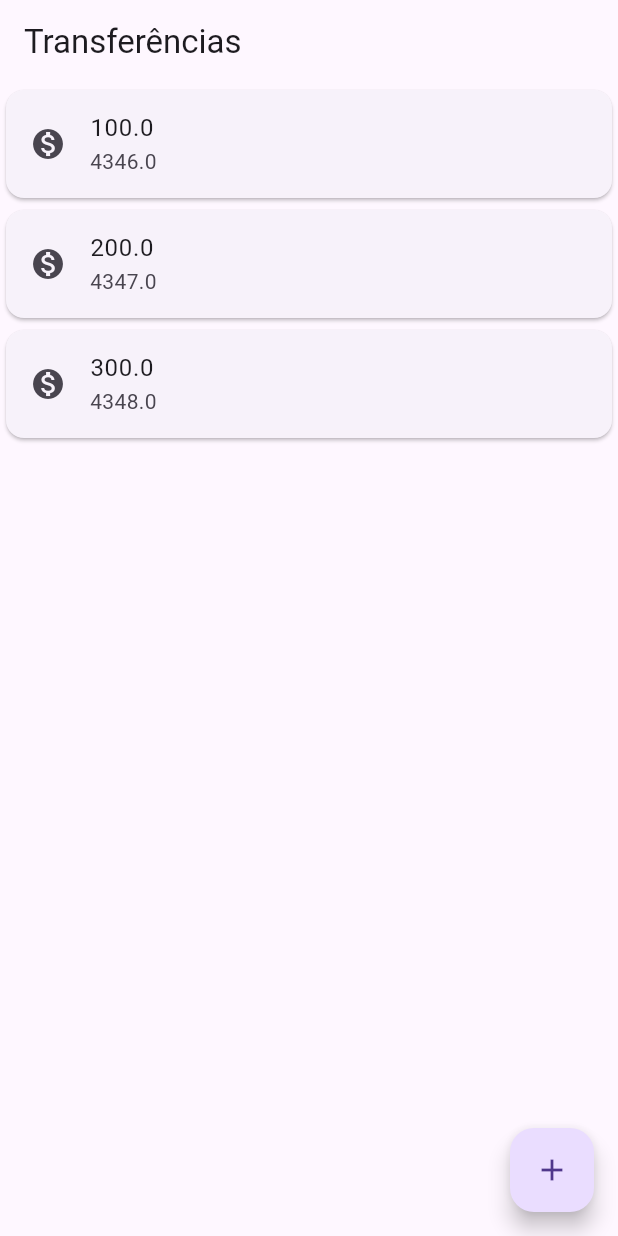
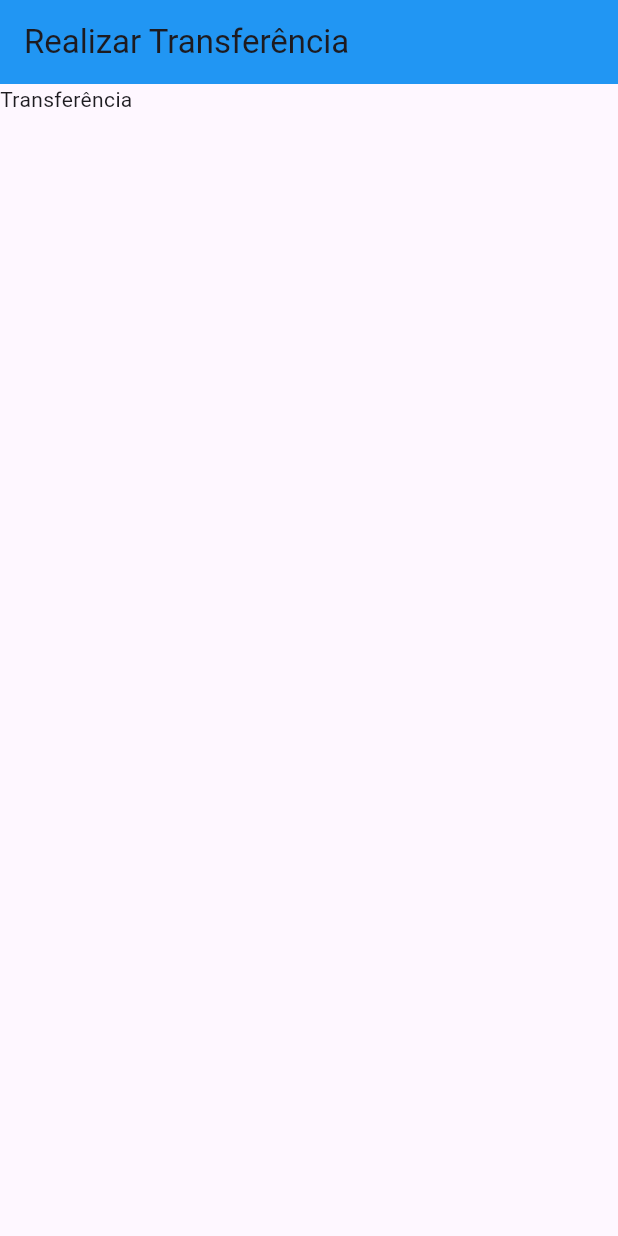
Before and after one commit to tiag0cabral/byteBank, a Flutter app: the screen it shows after launch, on a phone screen of 412 x 824 dp. Run offline on Flutter 3.47's test engine with Material 3 defaults, Android fonts, the phone set to English and light mode, and no system bars.

Commit message:
Criando o formulário de transferências

```diff
--- a/app/lib/main.dart
+++ b/app/lib/main.dart
@@ -1,27 +1,51 @@
 import 'package:flutter/material.dart';
 
-void main() => runApp(MaterialApp(
+void main() => runApp(ByteBankApp());
+
+class ByteBankApp extends StatelessWidget {
+  @override
+  Widget build(BuildContext context) {
+    return MaterialApp(
       home: Scaffold(
-        body: ListaTransferencia(),
+        body: FormularioTransferencia(),
+      ),
+    );
+  }
+}
+
+class FormularioTransferencia extends StatelessWidget {
+  const FormularioTransferencia({super.key});
+
+  @override
+  Widget build(BuildContext context) {
+    return Scaffold(
       appBar: AppBar(
-          title: const Text('Transferências'),
+        title: Text('Realizar Transferência'),
+        backgroundColor: Colors.blue,
       ),
-        floatingActionButton: FloatingActionButton(
-          onPressed: () {},
-          child: const Icon(Icons.add),
-        ),
-      ),
-    ));
+      body: Text('Transferência'),
+    );
+  }
+}
 
 class ListaTransferencia extends StatelessWidget {
   @override
   Widget build(BuildContext context) {
-    return const Column(
+    return Scaffold(
+      appBar: AppBar(
+        title: Text('Transferências'),
+      ),
+      body: Column(
         children: <Widget>[
           ItemTransferencia(Transferencia(100.0, 4346)),
           ItemTransferencia(Transferencia(200.0, 4347)),
           ItemTransferencia(Transferencia(300.0, 4348)),
         ],
+      ),
+      floatingActionButton: FloatingActionButton(
+        onPressed: () {},
+        child: Icon(Icons.add),
+      ),
     );
   }
 }
```
Lines whose indentation alone changed are shown as unchanged.
